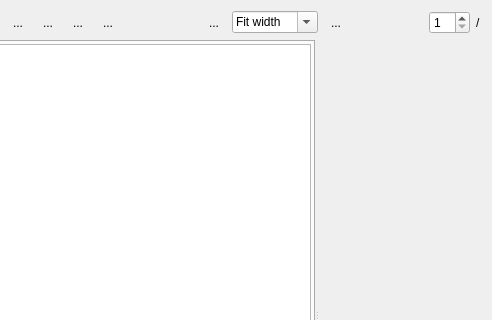
This is src/libraries/rwidgets/mediacontainers/pdfviewer.ui in Rolisteam/rolisteam as Qt 5 draws it before an edit; both pictures show x 125 to 617 and y 0 to 320 of the 617 by 608 pixel window. The edited form follows.
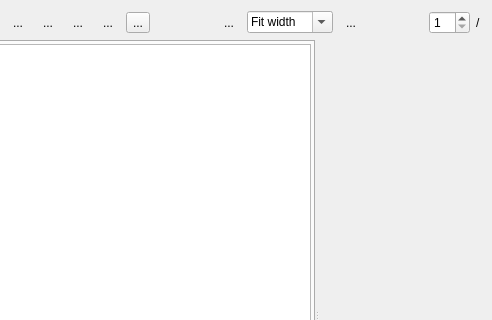
This is the edited form. Icons and pictures are not drawn. Custom widgets are drawn as their Qt base class.

Diff of the .ui file:
```diff
--- a/src/libraries/rwidgets/mediacontainers/pdfviewer.ui
+++ b/src/libraries/rwidgets/mediacontainers/pdfviewer.ui
@@ -100,6 +100,13 @@
        </property>
       </widget>
      </item>
+     <item>
+      <widget class="QToolButton" name="m_showHideSidePanelBtn">
+       <property name="text">
+        <string>...</string>
+       </property>
+      </widget>
+     </item>
      <item>
       <spacer name="horizontalSpacer">
        <property name="orientation">
```
Left out of the diff: 48 changed lines with no effect on the pictures.
